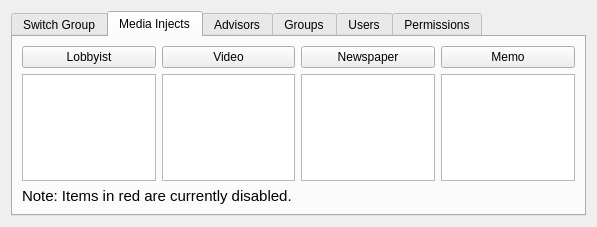
The window that ui/EditScenarioForm.ui (dmzdev/stance) describes before a commit, drawn with Qt 5.
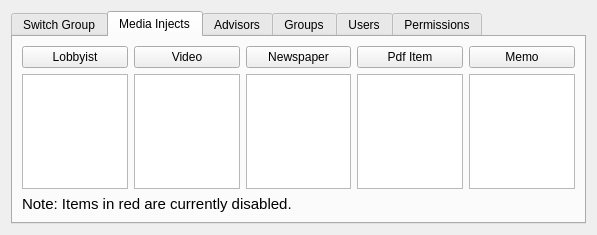
The same window after the commit. The open tabs and pages were chosen to show the change.

```diff
--- a/ui/EditScenarioForm.ui
+++ b/ui/EditScenarioForm.ui
@@ -7,7 +7,7 @@
     <x>0</x>
     <y>0</y>
     <width>597</width>
-    <height>227</height>
+    <height>235</height>
    </rect>
   </property>
   <property name="windowTitle">
@@ -162,6 +162,20 @@
            </item>
           </layout>
          </item>
+         <item>
+          <layout class="QVBoxLayout" name="verticalLayout_13">
+           <item>
+            <widget class="QPushButton" name="addPdfItemButton">
+             <property name="text">
+              <string>Pdf Item</string>
+             </property>
+            </widget>
+           </item>
+           <item>
+            <widget class="QListWidget" name="pdfItemListWidget"/>
+           </item>
+          </layout>
+         </item>
          <item>
           <layout class="QVBoxLayout" name="verticalLayout_8">
            <item>
```
Left out of the diff: 4 changed lines with no effect on the pictures.
